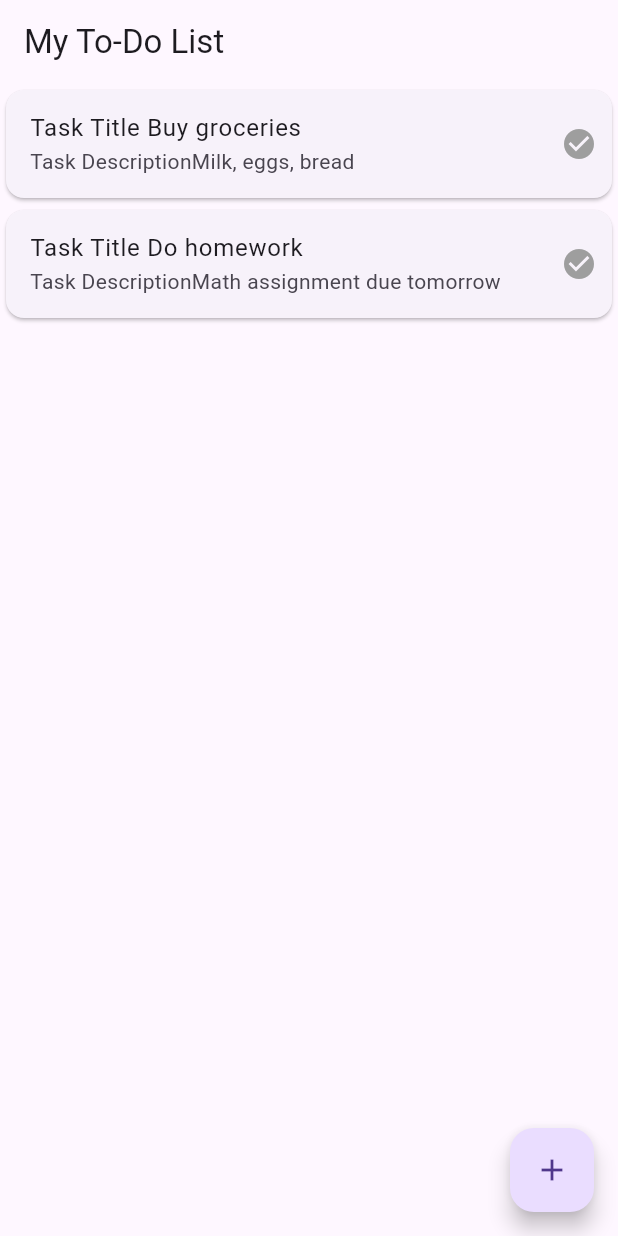
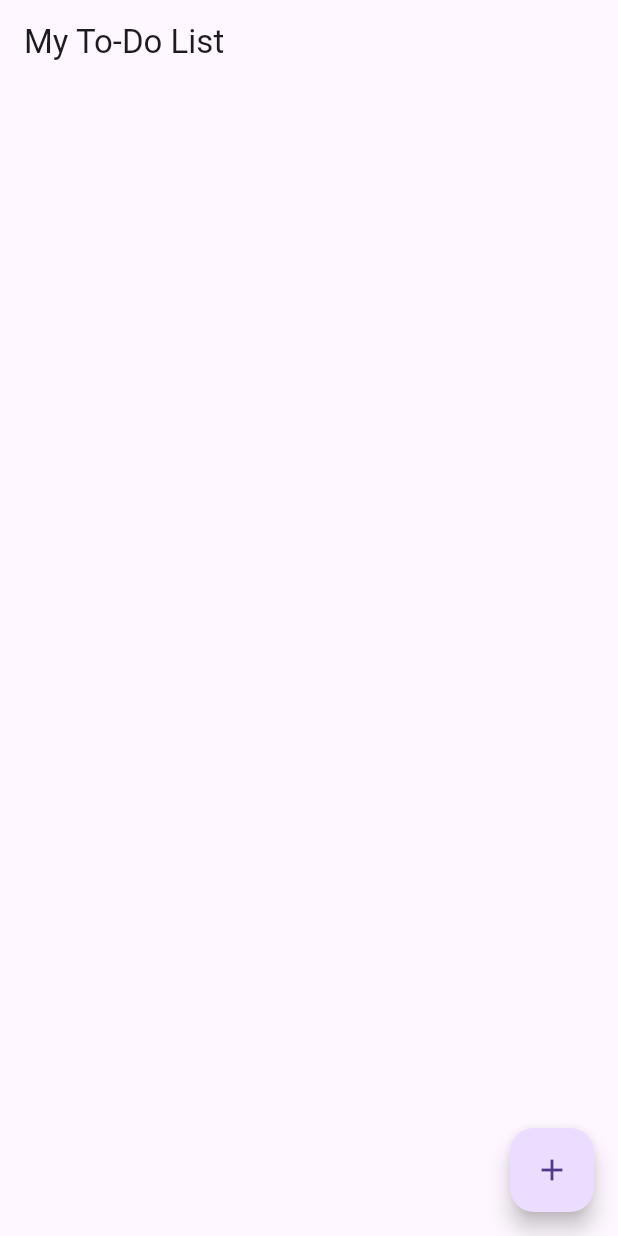
Before and after one commit to eng-abdallahyasser/y2_c5_final_project, a Flutter app: the screen it shows after launch, on a phone screen of 412 x 824 dp. Run offline on Flutter 3.47's test engine with Material 3 defaults, Android fonts, the phone set to English and light mode, and no system bars.

Commit message:
starter code

```diff
--- a/y2_c5_final_project/lib/screens/add_task_screen.dart
+++ b/y2_c5_final_project/lib/screens/add_task_screen.dart
@@ -53,11 +53,7 @@ class _AddTaskScreenState extends State<AddTaskScreen> {
 
                     // TODO 9: Create a new Task object and return it to HomeScreen
                     // Use Navigator.pop(context, newTask) to return the new task
-                    final newTask = Task(
-                      title: _titleController.text,
-                      description: _descriptionController.text,
-                    );
-                    Navigator.pop(context, newTask);
+
                   }
                 },
                 child: const Text('Add Task'),
--- a/y2_c5_final_project/lib/screens/home.dart
+++ b/y2_c5_final_project/lib/screens/home.dart
@@ -13,19 +13,15 @@ class HomeScreen extends StatefulWidget {
 class _HomeScreenState extends State<HomeScreen> {
   // TODO 2: Create a List<Task> to store tasks
   // Initialize with at least 2 sample tasks
-  List<Task> tasks = [
-    Task(title: 'Buy groceries', description: 'Milk, eggs, bread'),
-    Task(title: 'Do homework', description: 'Math assignment due tomorrow'),
-  ];
 
 
   void _updateTask(Task updatedTask) {
     setState(() {
-      final index = tasks.indexWhere((t) => t.title == updatedTask.title);
+      final index = [/** */].indexWhere((t) => t.title == updatedTask.title);
       if (index != -1) {
         // TODO 3: Update the task in the list
         // Use the index to find the task in the list and update it
-        tasks[index] = updatedTask;
+
       }
     });
   }
@@ -36,7 +32,7 @@ class _HomeScreenState extends State<HomeScreen> {
       appBar: AppBar(title: const Text('My To-Do List')),
       body: ListView.builder(
         itemCount:
-            tasks.length, // TODO 4: Update itemCount with actual task count
+            0, // TODO 4: Update itemCount with actual task count
         itemBuilder: (context, index) {
           return Card(
             child: Row(
@@ -44,29 +40,24 @@ class _HomeScreenState extends State<HomeScreen> {
                 Expanded(
                   child: ListTile(
                     title: Text(
-                      'Task Title ${tasks[index].title}',
+                      'Task Title ',
                     ), // TODO 5: Display actual task title
                     subtitle: Text(
-                      'Task Description${tasks[index].description}',
+                      'Task Description',
                     ), // TODO 6: Display actual description
                     onTap: () {
                       // TODO 7: Navigate to TaskDetailScreen when a task is tapped
-                      // Pass the selected task as an argument
-                      Navigator.push(
-                        context,
-                        MaterialPageRoute(
-                          builder: (context) => TaskDetailScreen(
-                            task: tasks[index],
-                            onTaskUpdated: _updateTask,
-                          ),
-                        ),
-                      );
+                      // Pass the selected task as an argument and handle updates using _updateTask
+
                     },
                   ),
                 ),
                 Icon(
                   Icons.check_circle,
-                  color: tasks[index].isCompleted ? Colors.green : Colors.grey,
+                  // TODO 10: Change icon color based on task completion status
+                  // Use the isCompleted property of the task to determine the color
+                  //  color: tasks[index].isCompleted ? Colors.green : Colors.grey,
+                  color:true  ? Colors.green : Colors.grey,
                 ),
                 const SizedBox(width: 10),
               ],
@@ -82,7 +73,9 @@ class _HomeScreenState extends State<HomeScreen> {
           );
           if (newTask != null) {
             setState(() {
-              tasks.add(newTask as Task);
+              // TODO 11: Add the new task to the tasks list
+              // add the new task to the tasks list
+
             });
           }
         },
--- a/y2_c5_final_project/lib/screens/task_detail_screen.dart
+++ b/y2_c5_final_project/lib/screens/task_detail_screen.dart
@@ -25,31 +25,8 @@ class TaskDetailScreen extends StatelessWidget {
             const SizedBox(height: 10),
             // TODO 8: Display the task description and add a "Complete" button
             // The button should update the task status and navigate back
-            Text(
-              task.description,
-              style: Theme.of(context).textTheme.bodyLarge,
-            ),
-            const SizedBox(height: 20),
-            Center(
-              child: ElevatedButton(
-                onPressed: () {
-                  final updatedTask = Task(
-                    title: task.title,
-                    description: task.description,
-                    isCompleted: !task.isCompleted,
-                  );
-                  onTaskUpdated(task.copyWith(isCompleted: !task.isCompleted));
-                  Navigator.pop(context, updatedTask);
-                },
-                style: ElevatedButton.styleFrom(
-                  backgroundColor: Colors.green,
-                ),
-                child: const Text(
-                  'Mark as Complete',
-                  style: TextStyle(color: Colors.white),
-                ),
-              ),
-            ),
+            // add some padding and style to the description maybe use sizebox
+
           ],
         ),
       ),
```
